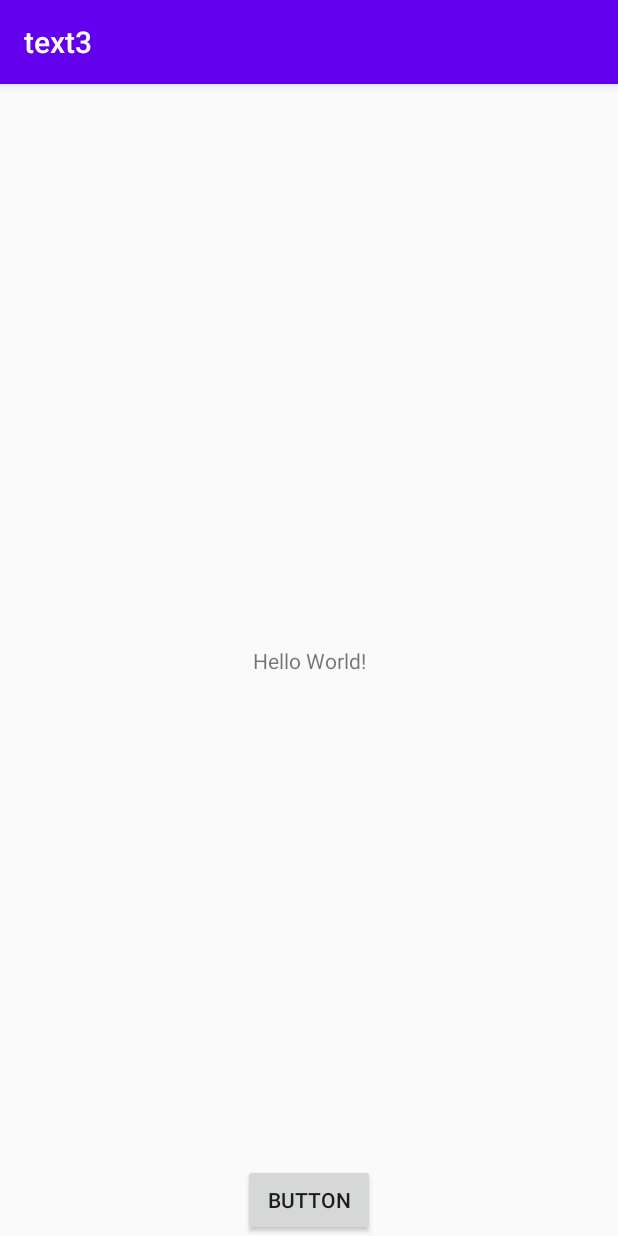
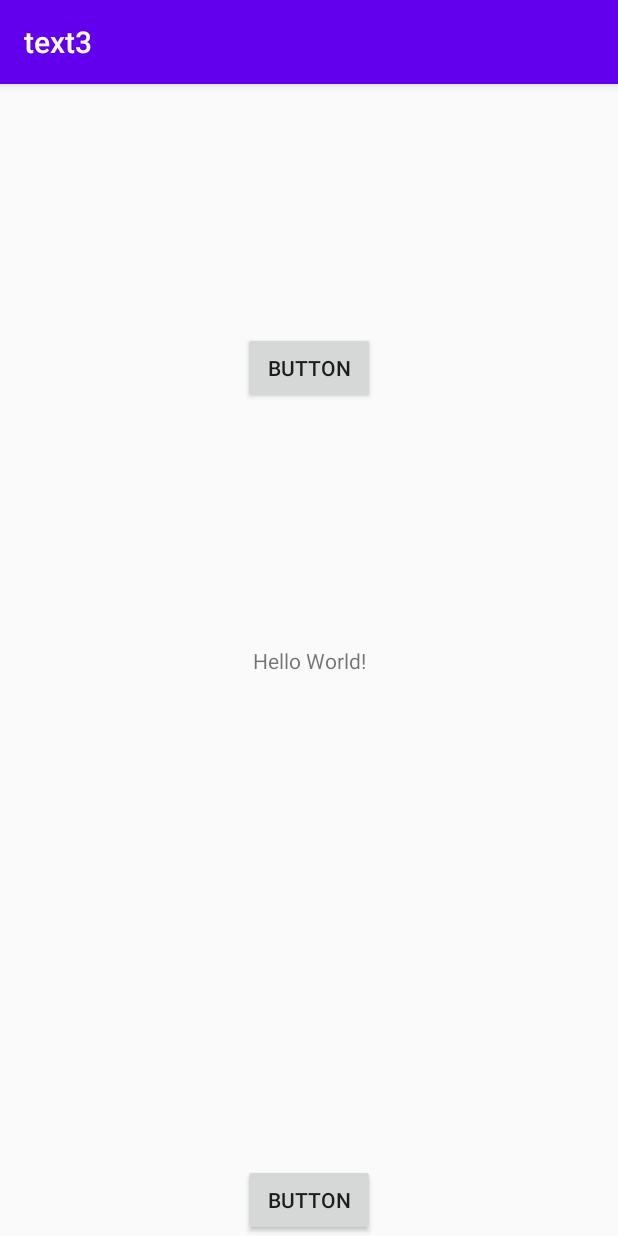
Before and after one commit to Hmuzi/text3, an Android app: the screen it shows after launch (MainActivity), on a phone screen of 412 x 824 dp. Run offline under Robolectric (Android 15) with nearby library versions, the phone set to English and light mode, and no system bars.

Commit message:
新增2按钮

```diff
--- a/text3/app/src/main/res/layout/activity_main.xml
+++ b/text3/app/src/main/res/layout/activity_main.xml
@@ -7,6 +7,7 @@
     tools:context=".MainActivity">
 
     <TextView
+        android:id="@+id/textView"
         android:layout_width="wrap_content"
         android:layout_height="wrap_content"
         android:text="Hello World!"
@@ -24,4 +25,14 @@
         app:layout_constraintEnd_toEndOf="parent"
         app:layout_constraintStart_toStartOf="parent" />
 
+    <Button
+        android:id="@+id/button2"
+        android:layout_width="wrap_content"
+        android:layout_height="wrap_content"
+        android:layout_marginTop="165dp"
+        android:text="Button"
+        app:layout_constraintEnd_toEndOf="parent"
+        app:layout_constraintStart_toStartOf="parent"
+        app:layout_constraintTop_toTopOf="parent" />
+
 </androidx.constraintlayout.widget.ConstraintLayout>
```
